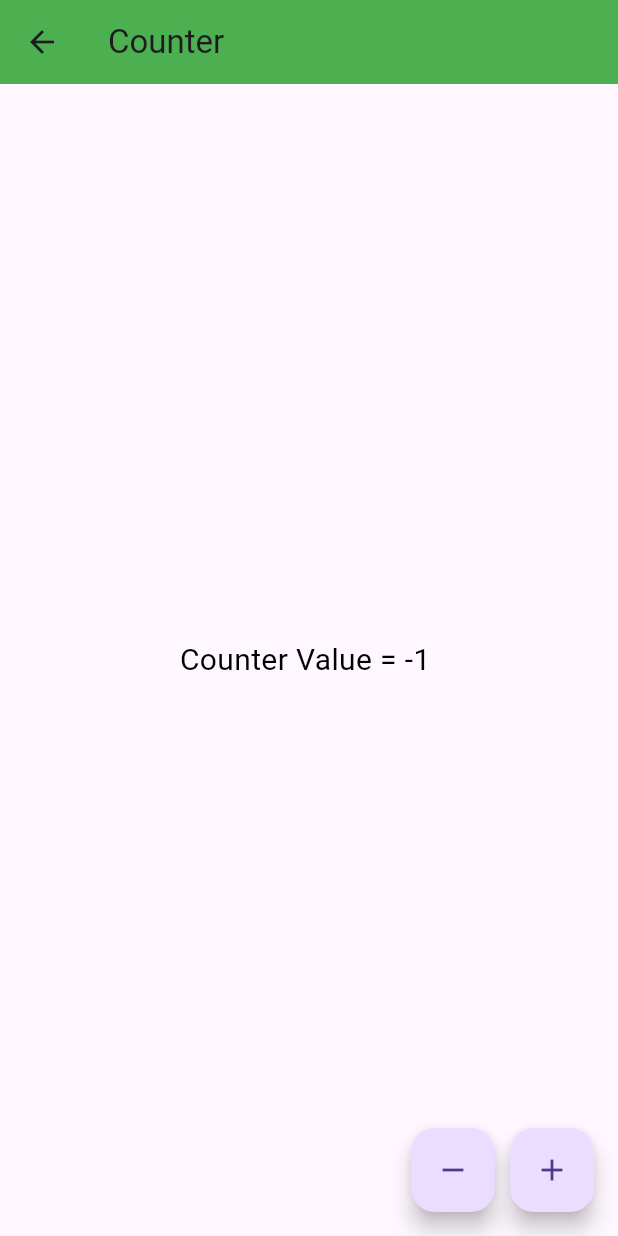
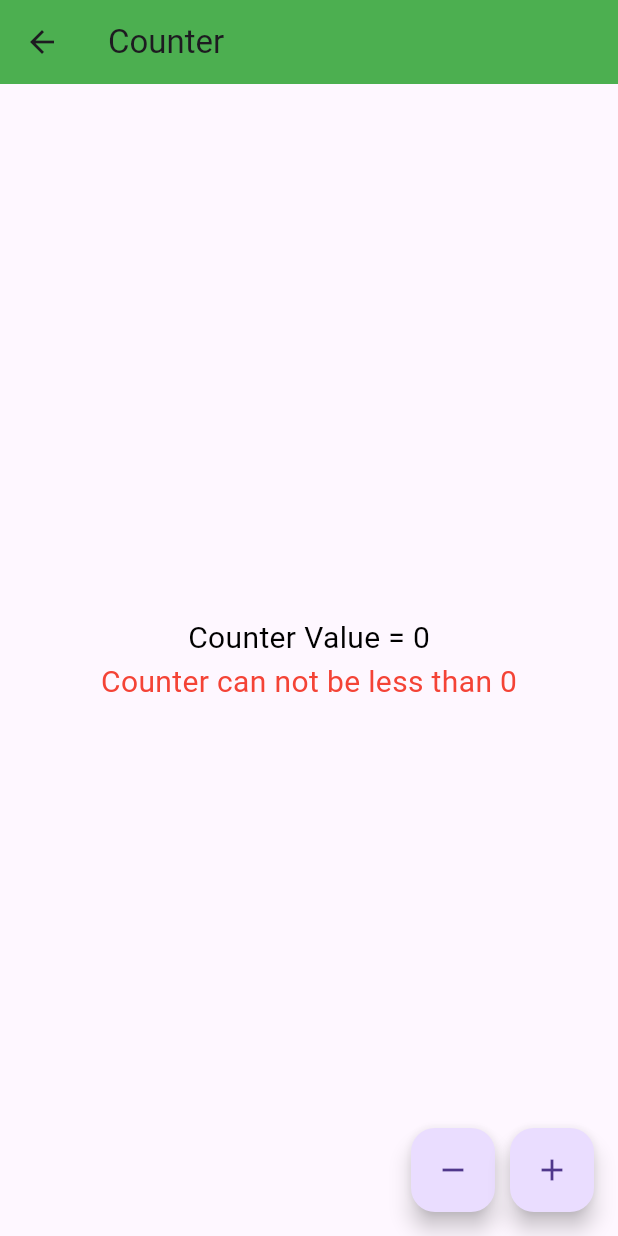
Before and after one commit to ELMILYASS/Flutter-App, a Flutter app: the CounterPage screen opened by its route, after a tap on the "remove" icon, on a phone screen of 412 x 824 dp. Run offline on Flutter 3.47's test engine with Material 3 defaults, Android fonts, the phone set to English and light mode, and no system bars; our stand-ins replace flutter_bloc; key blocks and very long unbroken strings in the code were emptied for the run.

Commit message:
add state management to counter page

```diff
--- /dev/null
+++ b/lib/bloc/counter.bloc.dart
@@ -0,0 +1,49 @@
+import 'package:flutter_bloc/flutter_bloc.dart';
+
+abstract class CounterEvent {}
+
+class IncrementCounterEvent extends CounterEvent {}
+
+class DecrementCounterEvent extends CounterEvent {}
+
+abstract class CounterState {
+  final int counter;
+
+  CounterState({required this.counter});
+}
+
+class SuccessCounterState extends CounterState {
+  SuccessCounterState({required super.counter});
+}
+
+class ErrorCounterState extends CounterState {
+  final String errorMessage;
+
+  ErrorCounterState({required super.counter, required this.errorMessage});
+}
+
+class InitialCounterState extends CounterState {
+  InitialCounterState() : super(counter: 0);
+}
+
+class CounterBloc extends Bloc<CounterEvent, CounterState> {
+  CounterBloc() : super(InitialCounterState()) {
+    on((IncrementCounterEvent event, emit) {
+      if (state.counter < 10) {
+        emit(SuccessCounterState(counter: state.counter + 1));
+      } else {
+        emit(ErrorCounterState(
+            counter: state.counter, errorMessage: "Counter can not exceed 10"));
+      }
+    });
+    on((DecrementCounterEvent event, emit) {
+      if (state.counter > 0) {
+        emit(SuccessCounterState(counter: state.counter - 1));
+      } else {
+        emit(ErrorCounterState(
+            counter: state.counter,
+            errorMessage: "Counter can not be less than 0"));
+      }
+    });
+  }
+}
--- a/lib/main.dart
+++ b/lib/main.dart
@@ -1,9 +1,11 @@
 import 'package:flutter/material.dart';
+import 'package:flutter_app/bloc/counter.bloc.dart';
 import 'package:flutter_app/pages/counter.page.dart';
 import 'package:flutter_app/pages/home.page.dart';
 import 'package:flutter_app/pages/product.page.dart';
 import 'package:flutter_app/pages/themes/themes.dart';
 import 'package:flutter_app/pages/widgets/product.details.dart';
+import 'package:flutter_bloc/flutter_bloc.dart';
 
 void main() {
   runApp(FApp());
@@ -42,7 +44,13 @@ class FApp extends StatelessWidget {
 
   @override
   Widget build(BuildContext context) {
-    return MaterialApp(
+    return MultiBlocProvider(
+      providers: [
+        BlocProvider(
+          create: (context) => CounterBloc(),
+        )
+      ],
+      child: MaterialApp(
           initialRoute: "/home",
           routes: {
             "/test": (context) => TestPage(),
@@ -50,8 +58,10 @@ class FApp extends StatelessWidget {
             "/products": (context) => ProductPage(),
             "/counter": (context) => CounterPage(),
             "/productDetails": (context) => ProductDetails(
-              productId: ModalRoute.of(context)!.settings.arguments.toString()),
+                productId:
+                    ModalRoute.of(context)!.settings.arguments.toString()),
           },
-        theme: MyAppTheme.themes[0]);
+          theme: MyAppTheme.themes[0]),
+    );
   }
 }
--- a/lib/pages/counter.page.dart
+++ b/lib/pages/counter.page.dart
@@ -1,14 +1,9 @@
 import 'package:flutter/material.dart';
+import 'package:flutter_app/bloc/counter.bloc.dart';
+import 'package:flutter_bloc/flutter_bloc.dart';
 
-class CounterPage extends StatefulWidget {
-  CounterPage({super.key});
-
-  @override
-  State<CounterPage> createState() => _CounterPageState();
-}
-
-class _CounterPageState extends State<CounterPage> {
-  int counter = 0;
+class CounterPage extends StatelessWidget {
+  const CounterPage({super.key});
 
   @override
   Widget build(BuildContext context) {
@@ -16,16 +11,33 @@ class _CounterPageState extends State<CounterPage> {
       appBar: AppBar(
           title: Text("Counter"),
           backgroundColor: Theme.of(context).primaryColor),
-      body: Center(child: Text("Counter Value = ${counter} ")),
+      body: Center(child: BlocBuilder<CounterBloc, CounterState>(
+        builder: (context, state) {
+          if (state is SuccessCounterState || state is InitialCounterState) {
+            return Text("Counter Value = ${state.counter}");
+          } else if (state is ErrorCounterState) {
+            return Column(
+              mainAxisAlignment: MainAxisAlignment.center,
+              children: [
+                Text("Counter Value = ${state.counter}"),
+                Text(
+                  "${state.errorMessage}",
+                  style: TextStyle(color: Colors.red),
+                )
+              ],
+            );
+          } else {
+            return Container();
+          }
+        },
+      )),
       floatingActionButton: Row(
         mainAxisAlignment: MainAxisAlignment.end,
         children: [
           FloatingActionButton(
             heroTag: "minus",
             onPressed: () {
-              setState(() {
-                --counter;
-              });
+              context.read<CounterBloc>().add(DecrementCounterEvent());
             },
             child: const Icon(Icons.remove),
           ),
@@ -35,9 +47,7 @@ class _CounterPageState extends State<CounterPage> {
           FloatingActionButton(
             heroTag: "plus",
             onPressed: () {
-              setState(() {
-                ++counter;
-              });
+              context.read<CounterBloc>().add(IncrementCounterEvent());
             },
             child: const Icon(Icons.add),
           )
--- a/pubspec.yaml
+++ b/pubspec.yaml
@@ -36,6 +36,8 @@ dependencies:
   # The following adds the Cupertino Icons font to your application.
   # Use with the CupertinoIcons class for iOS style icons.
   cupertino_icons: ^1.0.2
+  bloc: ^8.1.2
+  flutter_bloc: ^8.1.3
 
 dev_dependencies:
   flutter_test:
```
Also changed, not shown: pubspec.lock. Lines whose indentation alone changed are shown as unchanged.
